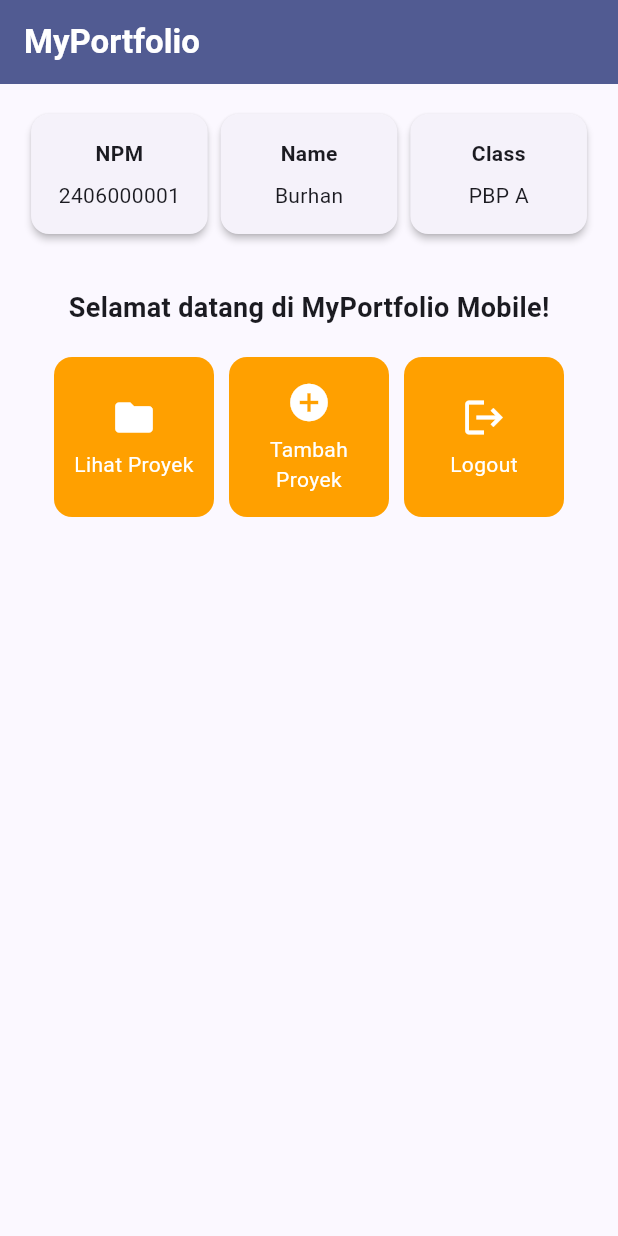
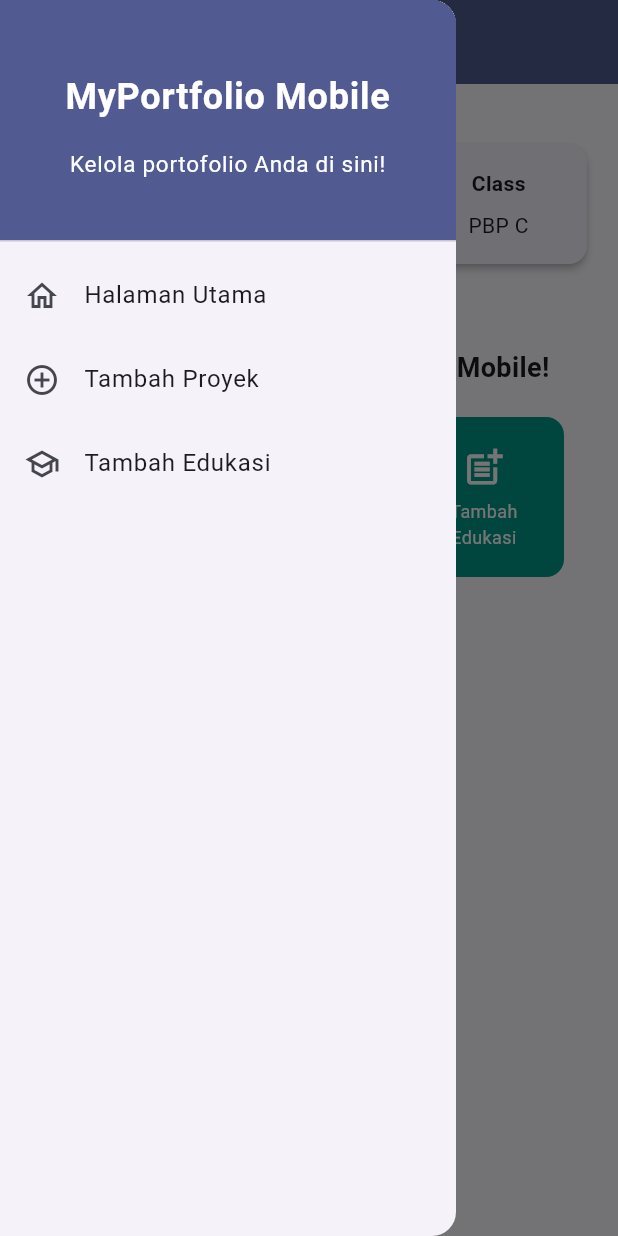
Before and after one commit to adindamddya/myportofolio_mobile, a Flutter app: the screen it shows after launch, with the side drawer open (before the commit the screen has no drawer), on a phone screen of 412 x 824 dp. Run offline on Flutter 3.47's test engine with Material 3 defaults, Android fonts, the phone set to English and light mode, and no system bars.

Commit message:
Complete Tugas 8: Education form with validation, left drawer navigation, dialog summary, and README reflections

```diff
--- a/lib/main.dart
+++ b/lib/main.dart
@@ -1,5 +1,5 @@
 import 'package:flutter/material.dart';
-import 'package:myportofolio_mobile/menu.dart';
+import 'package:myportofolio_mobile/screens/menu.dart';
 
 void main() {
   runApp(const MyApp());
--- a/lib/menu.dart
+++ b/lib/screens/menu.dart
@@ -1,30 +1,32 @@
 import 'package:flutter/material.dart';
+import 'package:myportofolio_mobile/screens/education_form.dart';
+import 'package:myportofolio_mobile/screens/project_form.dart';
+import 'package:myportofolio_mobile/widgets/left_drawer.dart';
 
 class ItemHomepage {
   final String name;
   final IconData icon;
+  final Color color;
 
-  ItemHomepage(this.name, this.icon);
+  ItemHomepage(this.name, this.icon, this.color);
 }
 
 class MyHomePage extends StatelessWidget {
   MyHomePage({super.key});
 
-  final String npm = "2406000001";
-  final String nama = "Burhan";
-  final String kelas = "PBP A";
+  final String npm = "2506656362";
+  final String nama = "Adinda Madya Aliyah";
+  final String kelas = "PBP C";
 
   final List<ItemHomepage> items = [
-    ItemHomepage("Lihat Proyek", Icons.folder),
-    ItemHomepage("Tambah Proyek", Icons.add_circle),
-    ItemHomepage("Logout", Icons.logout),
+    ItemHomepage("Lihat Edukasi", Icons.school, Colors.indigo),
+    ItemHomepage("Tambah Proyek", Icons.add_circle, Colors.amber.shade800),
+    ItemHomepage("Tambah Edukasi", Icons.post_add, Colors.teal),
   ];
 
   @override
   Widget build(BuildContext context) {
-    // Scaffold menyediakan struktur visual dasar halaman (AppBar, Body, SnackBar).
     return Scaffold(
-      // AppBar menampilkan bar bagian atas halaman aplikasi.
       appBar: AppBar(
         title: const Text(
           'MyPortfolio',
@@ -34,14 +36,15 @@ class MyHomePage extends StatelessWidget {
           ),
         ),
         backgroundColor: Theme.of(context).colorScheme.primary,
+        foregroundColor: Colors.white,
       ),
-      // Body halaman utama dengan padding di sekelilingnya.
+      drawer: const LeftDrawer(),
       body: Padding(
         padding: const EdgeInsets.all(16.0),
         child: Column(
           crossAxisAlignment: CrossAxisAlignment.center,
           children: [
-            // Baris horizontal untuk menampilkan 3 InfoCard secara sejajar.
+            // Baris horizontal untuk InfoCard profil
             Row(
               mainAxisAlignment: MainAxisAlignment.spaceEvenly,
               children: [
@@ -51,7 +54,6 @@ class MyHomePage extends StatelessWidget {
               ],
             ),
             const SizedBox(height: 16.0),
-            // Bagian tengah: pesan sambutan dan kisi tombol menu portofolio.
             Center(
               child: Column(
                 children: [
@@ -65,14 +67,12 @@ class MyHomePage extends StatelessWidget {
                       ),
                     ),
                   ),
-                  // GridView menampilkan kartu tombol dalam tata letak kisi 3 kolom.
                   GridView.count(
                     primary: true,
                     padding: const EdgeInsets.all(20),
                     crossAxisSpacing: 10,
                     mainAxisSpacing: 10,
                     crossAxisCount: 3,
-                    // shrinkWrap agar ukuran kisi menyesuaikan tinggi konten anak.
                     shrinkWrap: true,
                     children: items.map((ItemHomepage item) {
                       return ItemCard(item);
@@ -89,7 +89,6 @@ class MyHomePage extends StatelessWidget {
 }
 
 class InfoCard extends StatelessWidget {
-  // Kartu informasi yang menampilkan judul (title) dan isi (content).
   final String title;
   final String content;
 
@@ -98,13 +97,10 @@ class InfoCard extends StatelessWidget {
   @override
   Widget build(BuildContext context) {
     return Card(
-      // Memberikan efek bayangan kartu elevasi 2 unit.
       elevation: 2.0,
       child: Container(
-        // Menyesuaikan lebar kartu dengan proporsi layar (dibagi 3.5).
         width: MediaQuery.of(context).size.width / 3.5,
         padding: const EdgeInsets.all(16.0),
-        // Menyusun teks title dan content secara vertikal.
         child: Column(
           children: [
             Text(
@@ -112,7 +108,7 @@ class InfoCard extends StatelessWidget {
               style: const TextStyle(fontWeight: FontWeight.bold),
             ),
             const SizedBox(height: 8.0),
-            Text(content),
+            Text(content, textAlign: TextAlign.center),
           ],
         ),
       ),
@@ -128,18 +124,33 @@ class ItemCard extends StatelessWidget {
   @override
   Widget build(BuildContext context) {
     return Material(
-      // Menggunakan warna sekunder dari skema tema aplikasi.
-      color: Theme.of(context).colorScheme.secondary,
+      color: item.color,
       borderRadius: BorderRadius.circular(12),
       child: InkWell(
-        // Aksi ketika kartu ditekan oleh pengguna.
         onTap: () {
-          // Menampilkan SnackBar dengan pesan interaktif.
-          ScaffoldMessenger.of(context)
-            ..hideCurrentSnackBar()
-            ..showSnackBar(
-              SnackBar(content: Text("Kamu telah menekan tombol ${item.name}!"))
+          if (item.name == "Tambah Edukasi") {
+            Navigator.push(
+              context,
+              MaterialPageRoute(
+                builder: (context) => const EducationFormPage(),
+              ),
             );
+          } else if (item.name == "Tambah Proyek") {
+            Navigator.push(
+              context,
+              MaterialPageRoute(
+                builder: (context) => const ProjectFormPage(),
+              ),
+            );
+          } else {
+            ScaffoldMessenger.of(context)
+              ..hideCurrentSnackBar()
+              ..showSnackBar(
+                SnackBar(
+                  content: Text("Kamu telah menekan tombol ${item.name}!"),
+                ),
+              );
+          }
         },
         child: Container(
           padding: const EdgeInsets.all(8),
@@ -156,7 +167,7 @@ class ItemCard extends StatelessWidget {
                 Text(
                   item.name,
                   textAlign: TextAlign.center,
-                  style: const TextStyle(color: Colors.white),
+                  style: const TextStyle(color: Colors.white, fontSize: 12),
                 ),
               ],
             ),
--- /dev/null
+++ b/lib/widgets/left_drawer.dart
@@ -0,0 +1,83 @@
+import 'package:flutter/material.dart';
+import 'package:myportofolio_mobile/screens/education_form.dart';
+import 'package:myportofolio_mobile/screens/menu.dart';
+import 'package:myportofolio_mobile/screens/project_form.dart';
+
+class LeftDrawer extends StatelessWidget {
+  const LeftDrawer({super.key});
+
+  @override
+  Widget build(BuildContext context) {
+    return Drawer(
+      child: ListView(
+        children: [
+          DrawerHeader(
+            decoration: BoxDecoration(
+              color: Theme.of(context).colorScheme.primary,
+            ),
+            child: const Column(
+              mainAxisAlignment: MainAxisAlignment.center,
+              children: [
+                Text(
+                  'MyPortfolio Mobile',
+                  textAlign: TextAlign.center,
+                  style: TextStyle(
+                    fontSize: 24,
+                    fontWeight: FontWeight.bold,
+                    color: Colors.white,
+                  ),
+                ),
+                Padding(padding: EdgeInsets.all(8)),
+                Text(
+                  "Kelola portofolio Anda di sini!",
+                  textAlign: TextAlign.center,
+                  style: TextStyle(
+                    fontSize: 15,
+                    color: Colors.white,
+                    fontWeight: FontWeight.normal,
+                  ),
+                ),
+              ],
+            ),
+          ),
+          ListTile(
+            leading: const Icon(Icons.home_outlined),
+            title: const Text('Halaman Utama'),
+            onTap: () {
+              Navigator.pushReplacement(
+                context,
+                MaterialPageRoute(
+                  builder: (context) => MyHomePage(),
+                ),
+              );
+            },
+          ),
+          ListTile(
+            leading: const Icon(Icons.add_circle_outline),
+            title: const Text('Tambah Proyek'),
+            onTap: () {
+              Navigator.pushReplacement(
+                context,
+                MaterialPageRoute(
+                  builder: (context) => const ProjectFormPage(),
+                ),
+              );
+            },
+          ),
+          ListTile(
+            leading: const Icon(Icons.school_outlined),
+            title: const Text('Tambah Edukasi'),
+            onTap: () {
+              Navigator.pushReplacement(
+                context,
+                MaterialPageRoute(
+                  builder: (context) => const EducationFormPage(),
+                ),
+              );
+            },
+          ),
+        ],
+      ),
+    );
+  }
+}
```
Also changed, not shown: lib/screens/education_form.dart (added, +255 -0 lines), lib/screens/project_form.dart (added, +196 -0 lines), 2 other files.
